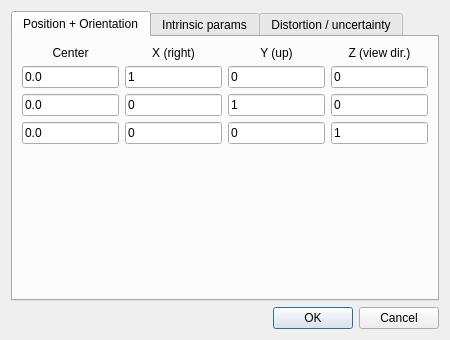
This is qCC/ui_templates/camSensorProjectDlg.ui in CloudCompare/CloudCompare as Qt 5 draws it before an edit. The edited form follows.
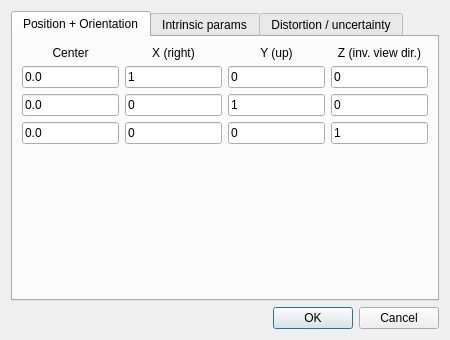
This is the edited form. The open tabs and pages were chosen to show the change.

Commit message: Cam sensor params dialog (syntax and widget order updated)

What changed in the file:
```diff
--- a/qCC/ui_templates/camSensorProjectDlg.ui
+++ b/qCC/ui_templates/camSensorProjectDlg.ui
@@ -153,7 +153,7 @@
           <string>sensor vertical direction (pitch = 0)</string>
          </property>
          <property name="text">
-          <string>Z (view dir.)</string>
+          <string>Z (inv. view dir.)</string>
          </property>
          <property name="alignment">
           <set>Qt::AlignCenter</set>
```
Left out of the diff: 29 changed lines with no effect on the pictures.
